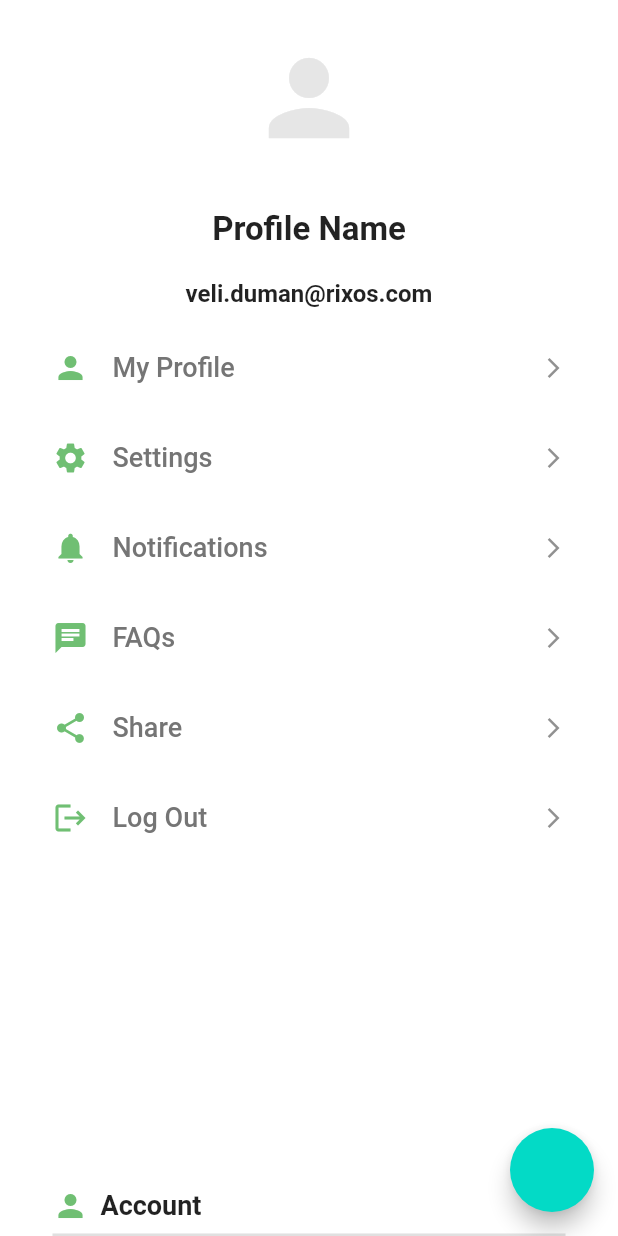
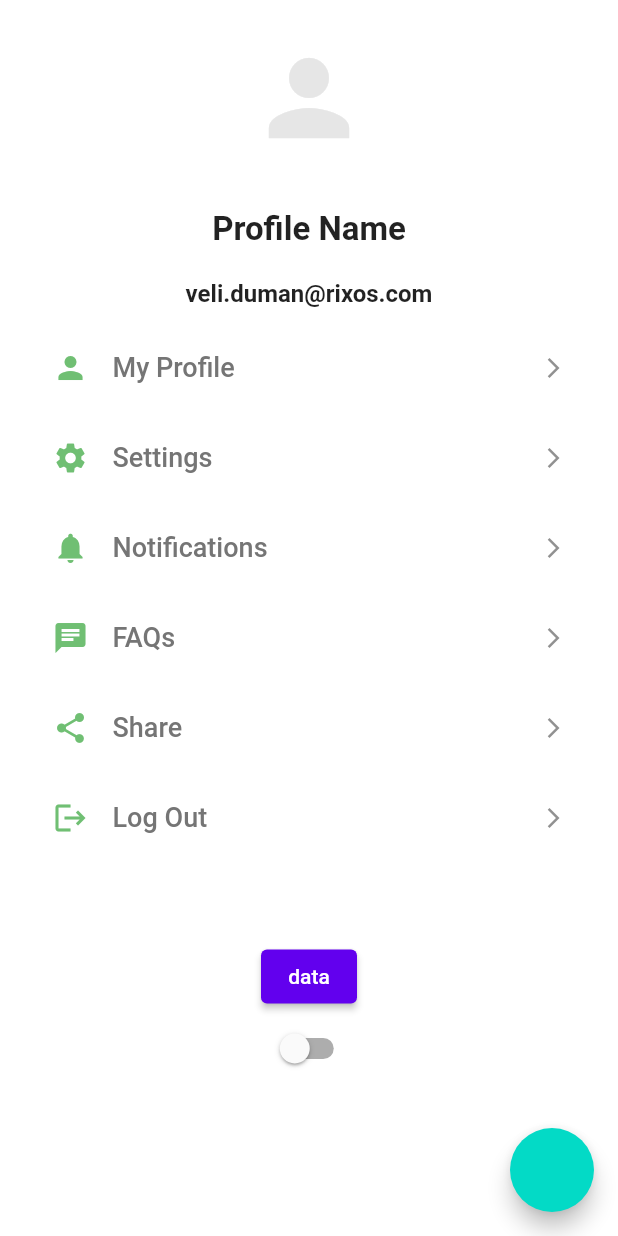
Before and after one commit to Firat-Gulec/rxs_profileview_fg, a Flutter app: the screen it shows after launch, on a phone screen of 412 x 824 dp. Run offline on Flutter 3.47's test engine with Material 2 defaults, Android fonts, the phone set to English and light mode, and no system bars; our stand-ins replace line_awesome_flutter.

Commit message:
last work

```diff
--- a/lib/profile_view.dart
+++ b/lib/profile_view.dart
@@ -20,6 +20,7 @@ class _ProfileViewState extends State<ProfileView> {
       ChangeThemeButtonWidget();
     });
   }
+
   int value = 0;
   final paymentLabels = [
     'Credit card / Debit card',
@@ -79,99 +80,47 @@ int value = 0;
                   const SizedBox(
                     height: 10,
                   ),
-
                   SizedBox(
-              height: size.height * .7,
+                    height: size.height * .5,
                     width: size.width,
                     child: Column(
                       crossAxisAlignment: CrossAxisAlignment.center,
-                children: const [
+                      children: [
                         ProfileWidget(
                           icon: Icons.person,
                           title: 'My Profile',
+                          press: () {},
                         ),
                         ProfileWidget(
                           icon: Icons.settings,
                           title: 'Settings',
+                          press: () {},
                         ),
                         ProfileWidget(
                           icon: Icons.notifications,
                           title: 'Notifications',
+                          press: () {},
                         ),
                         ProfileWidget(
                           icon: Icons.chat,
                           title: 'FAQs',
+                          press: () {},
                         ),
                         ProfileWidget(
                           icon: Icons.share,
                           title: 'Share',
+                          press: () {},
                         ),
                         ProfileWidget(
                           icon: Icons.logout,
                           title: 'Log Out',
+                          press: () {},
                         ),
                       ],
                     ),
                   ),
 
-   Row(
-              children: [
-                Icon(
-                  Icons.person,
-                  color: Colors.green,
-                ),
-                SizedBox(
-                  width: 8,
-                ),
-                Text(
-                  "Account",
-                  style: TextStyle(fontSize: 18, fontWeight: FontWeight.bold),
-                ),
-              ],
-            ),
-            Divider(
-              height: 15,
-              thickness: 2,
-            ),
-            SizedBox(
-              height: 10,
-            ),
-            buildAccountOptionRow(context, "Change password"),
-            buildAccountOptionRow(context, "Content settings"),
-            buildAccountOptionRow(context, "Social"),
-            buildAccountOptionRow(context, "Language"),
-            buildAccountOptionRow(context, "Privacy and security"),
-            SizedBox(
-              height: 40,
-            ),
-            Row(
-              children: [
-                Icon(
-                  Icons.volume_up_outlined,
-                  color: Colors.green,
-                ),
-                SizedBox(
-                  width: 8,
-                ),
-                Text(
-                  "Notifications",
-                  style: TextStyle(fontSize: 18, fontWeight: FontWeight.bold),
-                ),
-              ],
-            ),
-            Divider(
-              height: 15,
-              thickness: 2,
-            ),
-            SizedBox(
-              height: 10,
-            ),
-            buildNotificationOptionRow("New for you", true),
-            buildNotificationOptionRow("Account activity", true),
-            buildNotificationOptionRow("Opportunity", false),
-            SizedBox(
-              height: 50,
-            ),/*
+                  /*
             Center(
               child: OutlineButton(
                 padding: EdgeInsets.symmetric(horizontal: 40),
@@ -184,7 +133,6 @@ int value = 0;
               ),
 */
 
-
                   ElevatedButton(onPressed: () {}, child: Text('data')),
                   ChangeThemeButtonWidget()
                 ],
@@ -195,7 +143,6 @@ int value = 0;
       ),
     );
   }
-
 
 //build
   Row buildNotificationOptionRow(String title, bool isActive) {
--- a/lib/profile_widget.dart
+++ b/lib/profile_widget.dart
@@ -5,9 +5,9 @@ class ProfileWidget extends StatelessWidget {
     Key? key,
     required this.icon,
     required this.title,
-  //  required this.press,
+  required this.press,
   }) : super(key: key);
- // final GestureTapCallback press;
+final GestureTapCallback press;
   final IconData icon;
   final String title;
 
@@ -15,6 +15,7 @@ class ProfileWidget extends StatelessWidget {
   Widget build(BuildContext context) {
     return GestureDetector(
       //onTap: press,
+       onTap: press,
       child: Container(
         padding: const EdgeInsets.symmetric(vertical: 18),
         child: Row(
```
Lines whose indentation alone changed are shown as unchanged.
